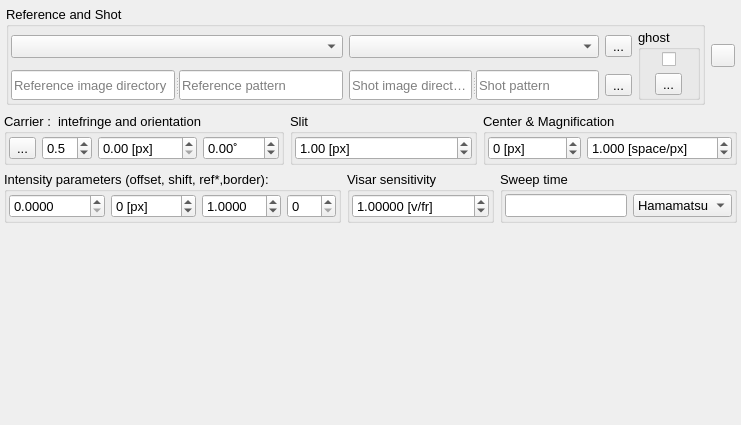
The window that plugins/Visar/VisarSettings.ui (NeutrinoToolkit/Neutrino) describes before a commit, drawn with Qt 5.
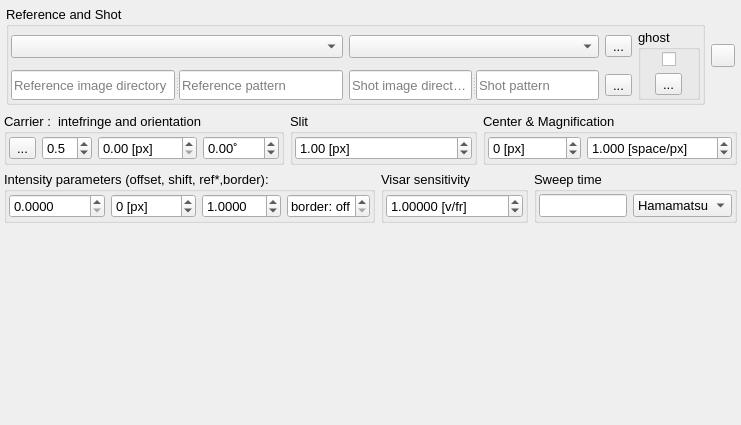
The same window after the commit. Icons and pictures are not drawn. Custom widgets are drawn as their Qt base class.

Commit message: visar help

```diff
--- a/plugins/Visar/VisarSettings.ui
+++ b/plugins/Visar/VisarSettings.ui
@@ -632,6 +632,15 @@
          </item>
          <item>
           <widget class="QSpinBox" name="border">
+           <property name="toolTip">
+            <string>Background subtraction: for each time, the mean intensity of this many pixels at both sides of the region is subtracted (0: off)</string>
+           </property>
+           <property name="specialValueText">
+            <string>border: off</string>
+           </property>
+           <property name="suffix">
+            <string> [px]</string>
+           </property>
            <property name="maximum">
             <number>999</number>
            </property>
```
Left out of the diff: 3 changed lines with no effect on the pictures. The commit also changes 2 other files.
